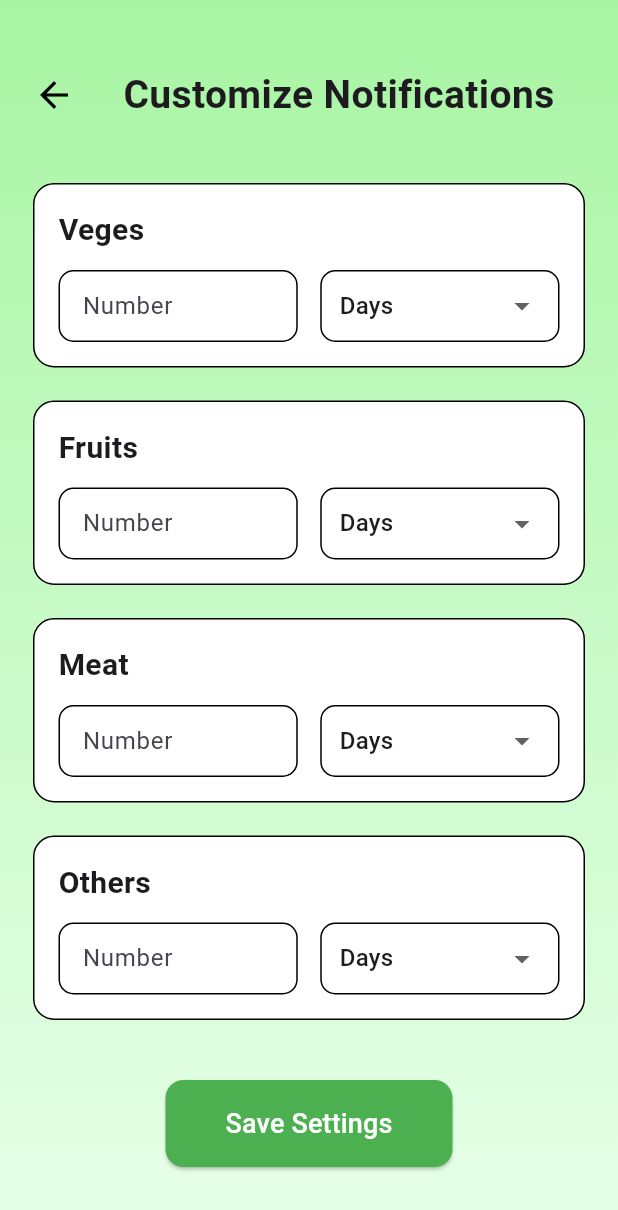
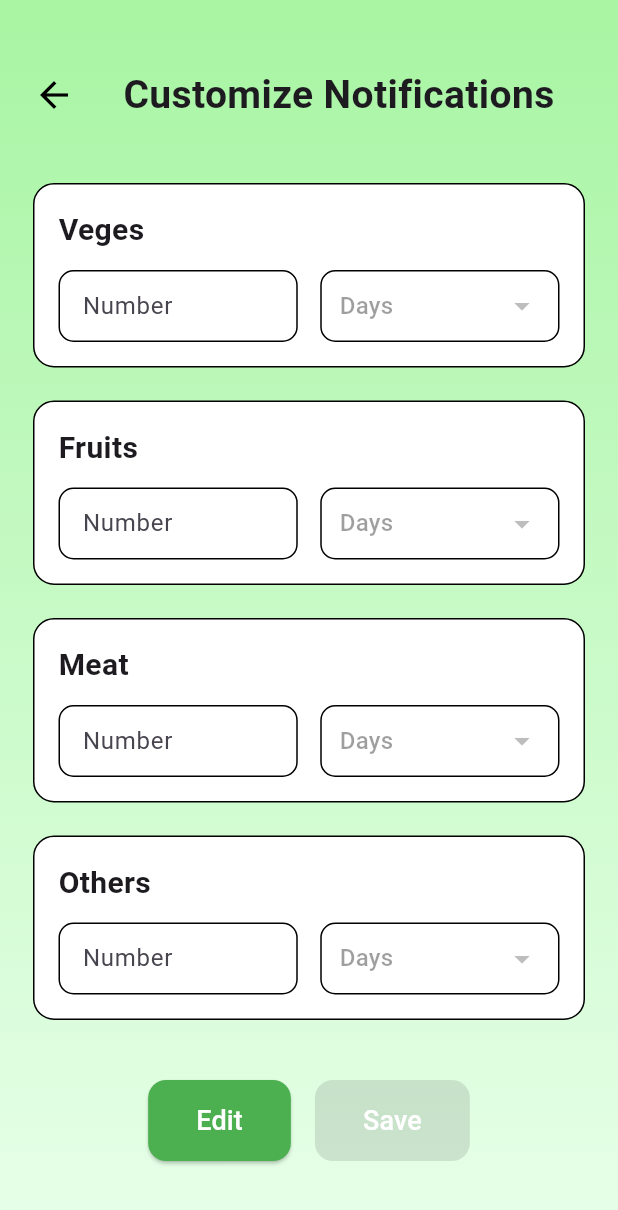
Before and after one commit to InushiAnjala/wasteless_app, a Flutter app: the CustomizeNotificationsScreen screen opened directly, on a phone screen of 412 x 824 dp. Shown: the top 1210 px of the screen. Run offline on Flutter 3.47's test engine with Material 3 defaults, Android fonts, the phone set to English and light mode, and no system bars; our stand-ins replace cloud_firestore, firebase_auth, firebase_core, image_picker; missing offline and left inert: google_mlkit_barcode_scanning, google_mlkit_text_recognition; accounts and stored records are empty.

Commit message:
feat: Enhance notification customization with edit and save functionality

```diff
--- a/lib/screens/home/customize_notifications_screen.dart
+++ b/lib/screens/home/customize_notifications_screen.dart
@@ -17,11 +17,19 @@ class _CustomizeNotificationsScreenState
   final TextEditingController meatCtrl = TextEditingController();
   final TextEditingController othersCtrl = TextEditingController();
 
+  bool _isEditing = false;
+
   // ---------------- DROPDOWN VALUES ----------------
   String vegUnit = "Days";
   String fruitUnit = "Days";
   String meatUnit = "Days";
   String otherUnit = "Days";
+
+  @override
+  void initState() {
+    super.initState();
+    _loadSettings();
+  }
 
   // ---------------- LOAD SETTINGS ----------------
   Future<void> _loadSettings() async {
@@ -67,6 +75,9 @@ class _CustomizeNotificationsScreenState
           },
           "updatedAt": Timestamp.now(),
         });
+
+    if (!mounted) return;
+    setState(() => _isEditing = false);
   }
 
   // ---------------- UI ----------------
@@ -152,28 +163,57 @@ class _CustomizeNotificationsScreenState
 
               const SizedBox(height: 40),
 
+              Row(
+                mainAxisAlignment: MainAxisAlignment.center,
+                children: [
                   ElevatedButton(
-                onPressed: () async {
-                  await _saveSettings();
-                  if (!mounted) return;
-                  ScaffoldMessenger.of(context).showSnackBar(
-                    const SnackBar(content: Text('Settings saved!')),
-                  );
+                    onPressed: () {
+                      setState(() => _isEditing = true);
                     },
                     style: ElevatedButton.styleFrom(
                       backgroundColor: Colors.green,
                       padding: const EdgeInsets.symmetric(
-                    horizontal: 40,
-                    vertical: 16,
+                        horizontal: 32,
+                        vertical: 14,
                       ),
                       shape: RoundedRectangleBorder(
                         borderRadius: BorderRadius.circular(12),
                       ),
                     ),
                     child: const Text(
-                  "Save Settings",
+                      "Edit",
                       style: TextStyle(fontSize: 18, color: Colors.white),
                     ),
+                  ),
+
+                  const SizedBox(width: 16),
+
+                  ElevatedButton(
+                    onPressed: _isEditing
+                        ? () async {
+                            await _saveSettings();
+                            if (!mounted) return;
+                            ScaffoldMessenger.of(context).showSnackBar(
+                              const SnackBar(content: Text('Settings saved!')),
+                            );
+                          }
+                        : null,
+                    style: ElevatedButton.styleFrom(
+                      backgroundColor: Colors.green,
+                      padding: const EdgeInsets.symmetric(
+                        horizontal: 32,
+                        vertical: 14,
+                      ),
+                      shape: RoundedRectangleBorder(
+                        borderRadius: BorderRadius.circular(12),
+                      ),
+                    ),
+                    child: const Text(
+                      "Save",
+                      style: TextStyle(fontSize: 18, color: Colors.white),
+                    ),
+                  ),
+                ],
               ),
             ],
           ),
@@ -218,6 +258,7 @@ class _CustomizeNotificationsScreenState
                   height: 48,
                   child: TextField(
                     controller: controller,
+                    readOnly: !_isEditing,
                     keyboardType: TextInputType.number,
                     decoration: InputDecoration(
                       contentPadding: const EdgeInsets.symmetric(
@@ -263,7 +304,7 @@ class _CustomizeNotificationsScreenState
                       DropdownMenuItem(value: "Days", child: Text("Days")),
                       DropdownMenuItem(value: "Months", child: Text("Months")),
                     ],
-                    onChanged: onChanged,
+                    onChanged: _isEditing ? onChanged : null,
                   ),
                 ),
               ),
```
Lines whose indentation alone changed are shown as unchanged.
